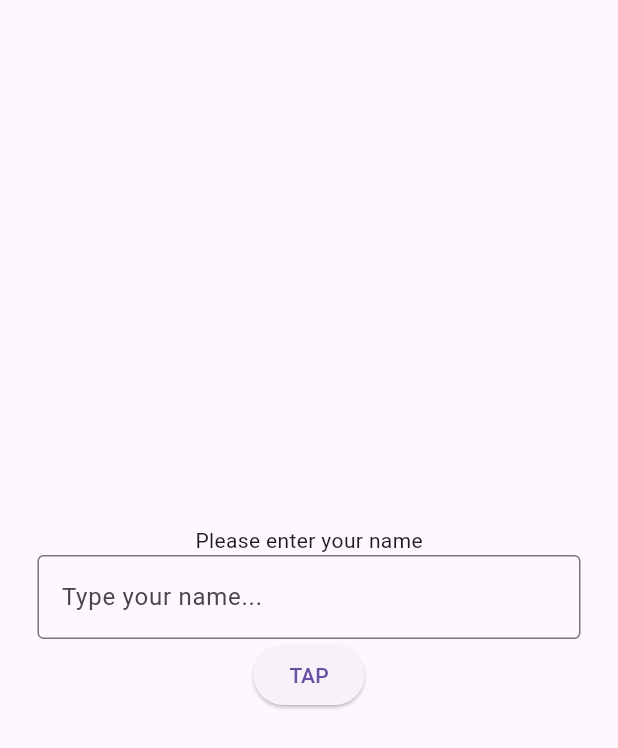
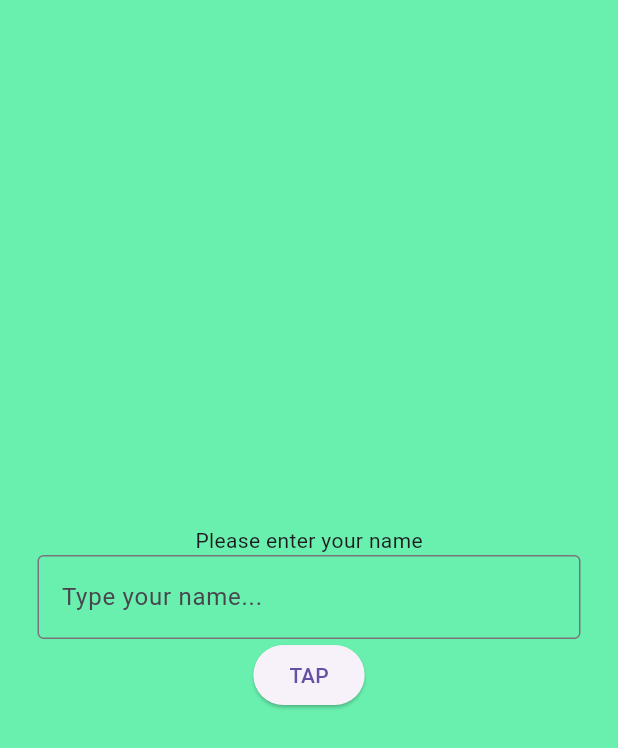
Before and after one commit to ANTOINE1128/To-Do-App, a Flutter app: the screen it shows after launch, after a tap on "TAP", on a phone screen of 412 x 824 dp. Shown: the top 748 px of the screen. Run offline on Flutter 3.47's test engine with Material 3 defaults, Android fonts, the phone set to English and light mode, and no system bars.

```diff
--- a/lib/main.dart
+++ b/lib/main.dart
@@ -1,27 +1,30 @@
 // ignore_for_file: prefer_const_constructors
 
 import 'package:flutter/material.dart';
-import 'package:flutter_application_1/pages/todo_page.dart';
+import 'package:flutter_application_1/pages/home_page.dart';
 import 'package:flutter_application_1/pages/greet_page.dart';
 
 void main() {
-  runApp(const MyApp());
+  runApp(MyApp());
 }
 
 class MyApp extends StatelessWidget {
-  const MyApp({Key? key}) : super(key: key);
+  MyApp({Key? key}) : super(key: key);
 
   @override
   Widget build(BuildContext context) {
     return MaterialApp(
       debugShowCheckedModeBanner: false,
-      home: const GreetPage(),
+      home: GreetPage(),
+      theme: ThemeData(
+        primarySwatch: Colors.green,
+      ),
       routes: {
-        '/todopage': (context) => ToDoPage(
+        '/todopage': (context) => HomePage(
               greetingMessage:
-                  'Hello', // Adjust the greeting message as needed
+                  'Hello,world', // Adjust the greeting message as needed
             ),
-        '/greetpage': (context) => const GreetPage(),
+        '/greetpage': (context) => GreetPage(),
       },
     );
   }
--- a/lib/pages/greet_page.dart
+++ b/lib/pages/greet_page.dart
@@ -1,5 +1,5 @@
 import 'package:flutter/material.dart';
-import 'package:flutter_application_1/pages/todo_page.dart';
+import 'package:flutter_application_1/pages/home_page.dart';
 
 class GreetPage extends StatefulWidget {
   const GreetPage({Key? key}) : super(key: key);
@@ -21,7 +21,7 @@ class _GreetPageState extends State<GreetPage> {
       Navigator.push(
         context,
         MaterialPageRoute(
-          builder: (context) => ToDoPage(greetingMessage: greetingMessage),
+            builder: (context) => HomePage(greetingMessage: greetingMessage),
         ),
       );
     } else {
@@ -33,6 +33,7 @@ class _GreetPageState extends State<GreetPage> {
   @override
   Widget build(BuildContext context) {
     return Scaffold(
+      backgroundColor: Colors.greenAccent,
       body: Center(
         child: Padding(
           padding: const EdgeInsets.all(25.0),
```
Also changed, not shown: lib/pages/home_page.dart (added, +81 -0 lines), lib/pages/todo_page.dart (deleted, +0 -19 lines), lib/util/dialog_box.dart (added, +52 -0 lines), lib/util/my_button.dart (added, +17 -0 lines), lib/util/todo_title.dart (added, +41 -0 lines), 1 other file.
